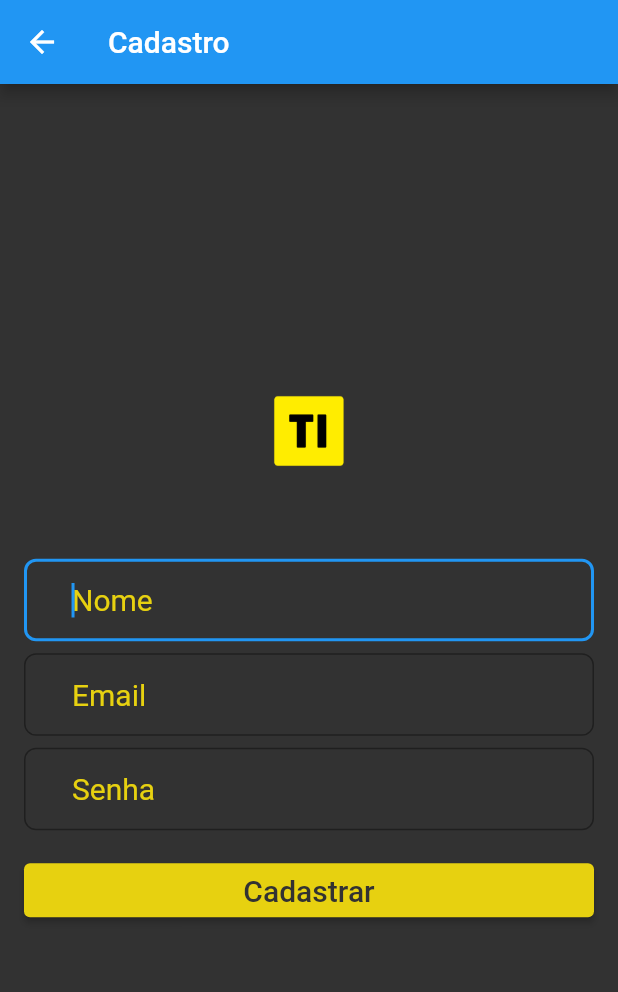
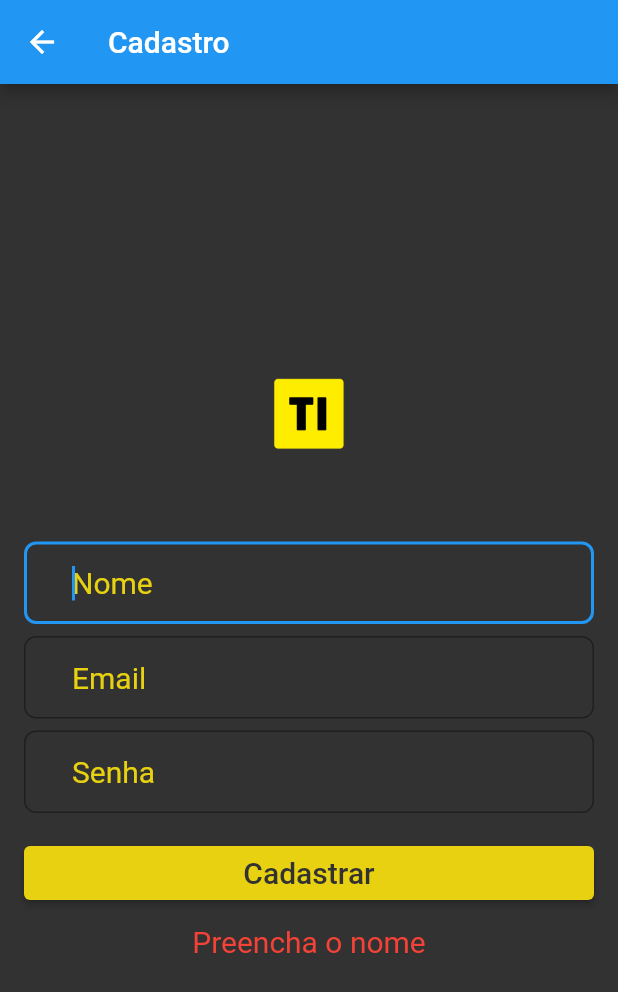
Before and after one commit to DEViniciusCequeiraOliveira/TInterview, a Flutter app: the Cadastro screen opened directly, after a tap on "Cadastrar", on a phone screen of 412 x 824 dp. Shown: the top 992 px of the screen. Run offline on Flutter 3.47's test engine with Material 2 defaults, Android fonts, the phone set to English and light mode, and no system bars; our stand-ins replace flutter_signin_button.

Commit message:
add tela cadastro mensagens de erro

```diff
--- a/lib/Cadastro.dart
+++ b/lib/Cadastro.dart
@@ -8,6 +8,49 @@ class Cadastro extends StatefulWidget {
 }
 
 class _CadastroState extends State<Cadastro> {
+  // controladores
+  TextEditingController _controllerNome = TextEditingController();
+  TextEditingController _controllerEmail = TextEditingController();
+  TextEditingController _controllerSenha = TextEditingController();
+  String _mensagemErro = "";
+
+  void validarCampos() {
+    // recuperar dados dos campos
+    String nome = _controllerNome.text.trim();
+    String email = _controllerEmail.text.trim();
+    String senha = _controllerSenha.text;
+
+    if (nome.isEmpty) {
+      setState(() {
+        _mensagemErro = "Preencha o nome";
+      });
+      return;
+    }
+
+    if (email.isEmpty || !email.contains("@")) {
+      setState(() {
+        _mensagemErro = "Formato de email inválido";
+      });
+      return;
+    }
+
+    if (senha.length < 5) {
+      setState(() {
+        _mensagemErro = "A senha deve ter pelo menos 5 caracteres";
+      });
+      return;
+    }
+
+    // fazer algo com os dados validados
+    // ...
+
+    // limpar mensagem de erro, se houver
+    setState(() {
+      _mensagemErro = "";
+    });
+  }
+
+
   @override
   Widget build(BuildContext context) {
     return Scaffold(
@@ -32,9 +75,10 @@ class _CadastroState extends State<Cadastro> {
                 Padding(
                   padding: EdgeInsets.only(bottom: 8),
                   child: TextField(
+                    controller: _controllerNome,
                     autofocus: true,
                     keyboardType: TextInputType.text,
-                    style: TextStyle(fontSize: 20),
+                    style: TextStyle(fontSize: 20, color: Color(0xFFEEEEEE)),
                     decoration: InputDecoration(
                       contentPadding: EdgeInsets.fromLTRB(
                         32,
@@ -54,8 +98,9 @@ class _CadastroState extends State<Cadastro> {
                 Padding(
                   padding: EdgeInsets.only(bottom: 8),
                   child: TextField(
+                    controller: _controllerEmail,
                     keyboardType: TextInputType.emailAddress,
-                    style: TextStyle(fontSize: 20),
+                    style: TextStyle(fontSize: 20, color: Color(0xFFEEEEEE)),
                     decoration: InputDecoration(
                       contentPadding: EdgeInsets.fromLTRB(
                         32,
@@ -73,9 +118,10 @@ class _CadastroState extends State<Cadastro> {
                   ),
                 ),
                 TextField(
-                  autofocus: true,
+                  controller: _controllerSenha,
+                  obscureText: true,
                   keyboardType: TextInputType.text,
-                  style: TextStyle(fontSize: 20),
+                  style: TextStyle(fontSize: 20, color: Color(0xFFEEEEEE)),
                   decoration: InputDecoration(
                     contentPadding: EdgeInsets.fromLTRB(
                       32,
@@ -104,10 +150,14 @@ class _CadastroState extends State<Cadastro> {
                       ),
                       style: ElevatedButton.styleFrom(
                           backgroundColor: Color(0xFFE7D110)),
-                      onPressed: () {}),
+                      onPressed: () {
+                        validarCampos();
+                      }),
                 ),
-
-              ],
+               Center (
+                 child: Text(_mensagemErro,
+                    style: TextStyle(color: Colors.red, fontSize: 20))
+              )],
             ),
           ))),
     );
--- a/lib/Login.dart
+++ b/lib/Login.dart
@@ -1,5 +1,6 @@
 import 'package:flutter/material.dart';
 import 'package:flutter_signin_button/flutter_signin_button.dart';
+import 'package:tinterview/Cadastro.dart';
 
 class Login extends StatefulWidget {
   const Login({Key? key}) : super(key: key);
@@ -86,7 +87,9 @@ class _LoginState extends State<Login> {
                 Center(
                     child: GestureDetector(
                   onTap: () {
-                    //inserir o codigo do hiperlink
+                    var push = Navigator.push(
+                        context,
+                        MaterialPageRoute(builder: (context)=> Cadastro()));
                   },
                   child: RichText(
                       text: TextSpan(
```
